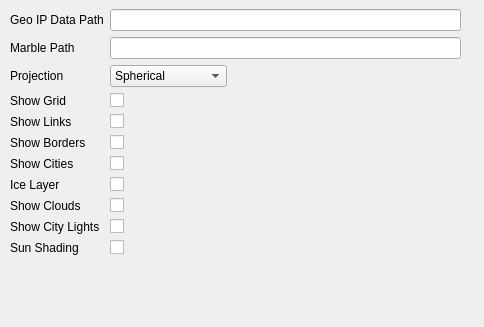
Above: FriendMapConfigPage.ui from chozabu/FriendMap before the change. Below: the same form after it.
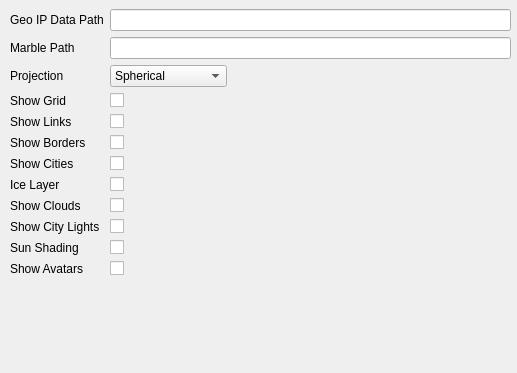
That is the form after the change.

Commit message: Add option to show peers avatar images on map.

Diff of the .ui file:
```diff
--- a/FriendMapConfigPage.ui
+++ b/FriendMapConfigPage.ui
@@ -6,8 +6,8 @@
    <rect>
     <x>0</x>
     <y>0</y>
-    <width>484</width>
-    <height>327</height>
+    <width>517</width>
+    <height>373</height>
    </rect>
   </property>
   <property name="windowTitle">
@@ -18,8 +18,8 @@
     <rect>
      <x>10</x>
      <y>9</y>
-     <width>451</width>
-     <height>311</height>
+     <width>501</width>
+     <height>351</height>
     </rect>
    </property>
    <layout class="QFormLayout" name="formLayout">
@@ -184,6 +184,20 @@
       </property>
      </widget>
     </item>
+    <item row="11" column="1">
+     <widget class="QCheckBox" name="show_avatars">
+      <property name="text">
+       <string/>
+      </property>
+     </widget>
+    </item>
+    <item row="11" column="0">
+     <widget class="QLabel" name="label_11">
+      <property name="text">
+       <string>Show Avatars</string>
+      </property>
+     </widget>
+    </item>
    </layout>
   </widget>
  </widget>
```
The commit also changes 5 other files.
